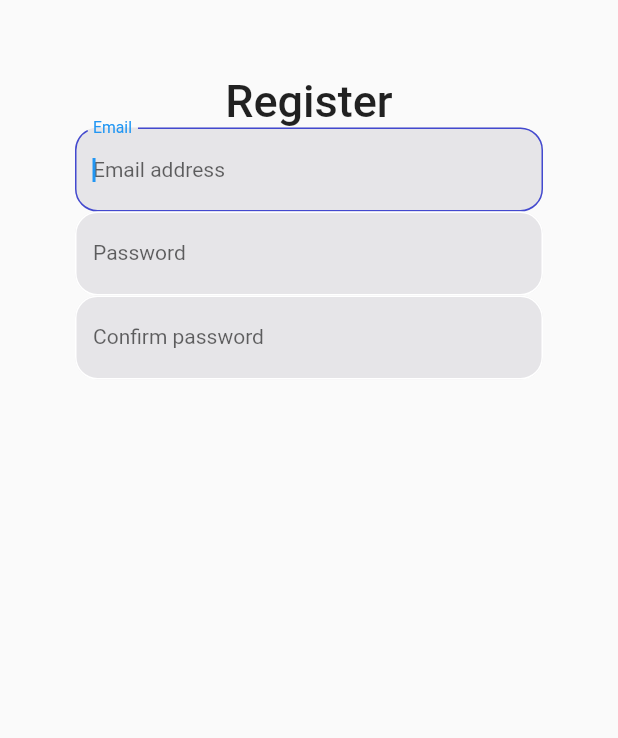
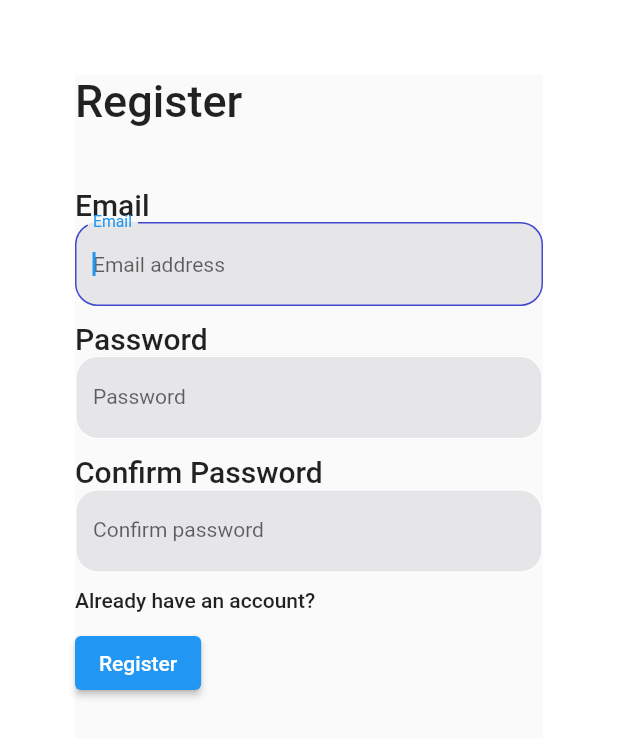
Before and after one commit to Ahmodiyy/flutter-ecommerce, a Flutter app: the Register screen opened by its route, on a phone screen of 412 x 824 dp. Shown: the top 738 px of the screen. Run offline on Flutter 3.47's test engine with Material 2 defaults, Android fonts, the phone set to English and light mode, and no system bars; our stand-ins replace flutter_riverpod; missing offline and left inert: adaptive_components; network calls fail.

Commit message:
complete design of login and register page

```diff
--- a/lib/view/register/register.dart
+++ b/lib/view/register/register.dart
@@ -3,6 +3,7 @@ import 'package:flutter_riverpod/flutter_riverpod.dart';
 import 'package:flutter/material.dart';
 
 import '../../constant.dart';
+import '../login/login.dart';
 
 class Register extends ConsumerStatefulWidget {
   static String register = '/register';
@@ -46,17 +47,18 @@ class _RegisterState extends ConsumerState<Register> {
   Widget build(BuildContext context) {
     return LayoutBuilder(
       builder: (context, constraint) {
-        return Scaffold(
-          key: scaffoldKey,
-          body: SafeArea(
-            child: GestureDetector(
-              onTap: () => FocusScope.of(context).unfocus(),
-              child: Padding(
-                padding: constraint.isMobile
-                    ? const EdgeInsets.all(50.0)
-                    : const EdgeInsets.symmetric(horizontal: 250),
+        return Padding(
+          padding: constraint.isMobile
+              ? const EdgeInsets.all(50.0)
+              : const EdgeInsets.symmetric(horizontal: 250, vertical: 50),
+          child: Scaffold(
+            key: scaffoldKey,
+            body: SafeArea(
+              child: GestureDetector(
+                onTap: () => FocusScope.of(context).unfocus(),
                 child: SingleChildScrollView(
                   child: Column(
+                    crossAxisAlignment: CrossAxisAlignment.start,
                     mainAxisSize: MainAxisSize.max,
                     children: [
                       Text("Register",
@@ -64,6 +66,11 @@ class _RegisterState extends ConsumerState<Register> {
                               .textTheme
                               .headline6
                               ?.copyWith(fontSize: 30)),
+                      constantSizedBoxLarge,
+                      Text(
+                        'Email',
+                        style: Theme.of(context).textTheme.headline6,
+                      ),
                       TextFormField(
                         controller: textController1,
                         autofocus: true,
@@ -71,6 +78,11 @@ class _RegisterState extends ConsumerState<Register> {
                         decoration: constantTextFieldDecoration,
                         style: Theme.of(context).textTheme.bodyText2,
                         keyboardType: TextInputType.emailAddress,
+                      ),
+                      constantSizedBoxSmall,
+                      Text(
+                        'Password',
+                        style: Theme.of(context).textTheme.headline6,
                       ),
                       TextFormField(
                         controller: textController2,
@@ -80,6 +92,11 @@ class _RegisterState extends ConsumerState<Register> {
                             labelText: 'Password', hintText: 'Password'),
                         style: Theme.of(context).textTheme.bodyText2,
                       ),
+                      constantSizedBoxSmall,
+                      Text(
+                        'Confirm Password',
+                        style: Theme.of(context).textTheme.headline6,
+                      ),
                       TextFormField(
                         controller: textController3,
                         autofocus: true,
@@ -88,6 +105,19 @@ class _RegisterState extends ConsumerState<Register> {
                             labelText: 'Confirm password',
                             hintText: 'Confirm password'),
                         style: Theme.of(context).textTheme.bodyText2,
+                      ),
+                      constantSizedBoxSmall,
+                      GestureDetector(
+                        child: Text(
+                          'Already have an account?',
+                          style: Theme.of(context).textTheme.bodyLarge,
+                        ),
+                        onTap: () => Navigator.pushNamed(context, Login.login),
+                      ),
+                      constantSizedBoxSmall,
+                      ElevatedButton(
+                        onPressed: () {},
+                        child: const Text('Register'),
                       ),
                     ],
                   ),
```
Also changed, not shown: lib/view/login/login.dart (+96 -1 lines).
